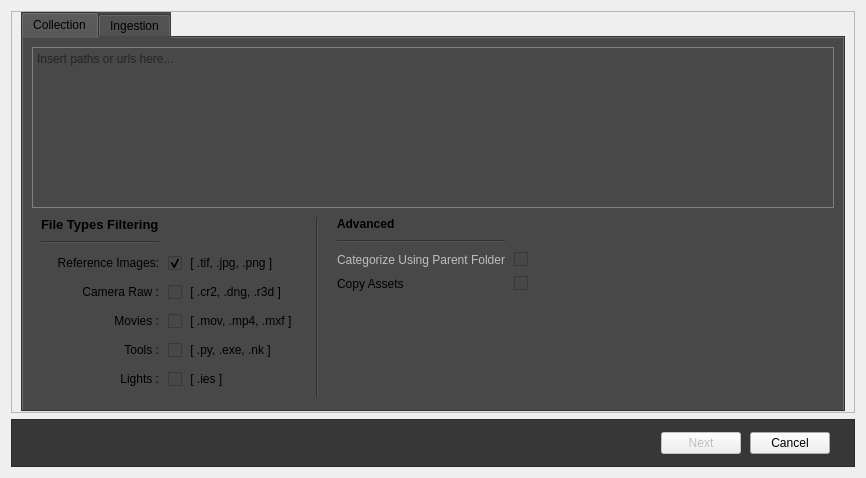
Old version of the form library/ui/ingestion.ui in the repository swillisart/Relic.
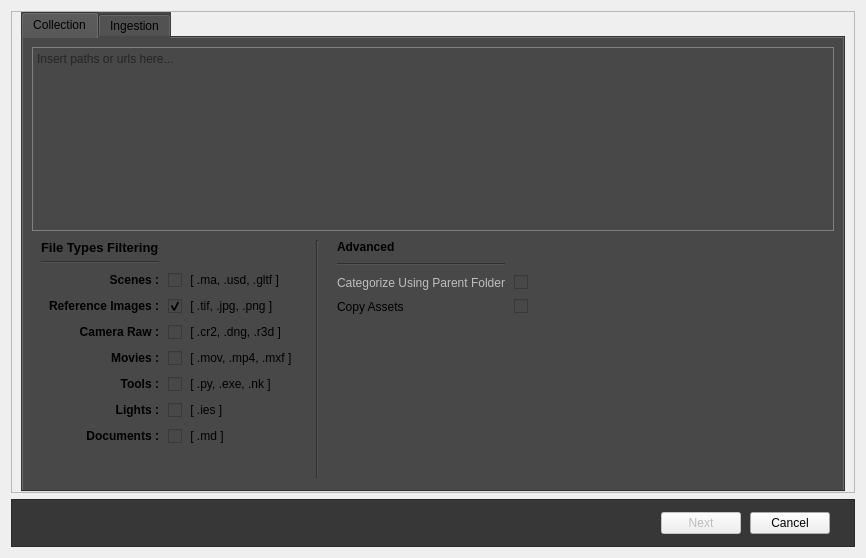
New version of the form. Icons and pictures are not drawn. Custom widgets are drawn as their Qt base class.

Commit message: markdown ingestion and icon, nuke ingest fixes.

Diff of the .ui file:
```diff
--- a/library/ui/ingestion.ui
+++ b/library/ui/ingestion.ui
@@ -7,7 +7,7 @@
     <x>0</x>
     <y>0</y>
     <width>866</width>
-    <height>478</height>
+    <height>558</height>
    </rect>
   </property>
   <property name="windowTitle">
@@ -95,14 +95,83 @@
               <property name="bottomMargin">
                <number>0</number>
               </property>
-              <item row="6" column="1">
-               <widget class="QCheckBox" name="lightsCheckBox">
-                <property name="text">
-                 <string> [ .ies ]</string>
-                </property>
-               </widget>
-              </item>
+              <property name="verticalSpacing">
+               <number>6</number>
+              </property>
               <item row="8" column="0">
+               <widget class="QLabel" name="documentsLabel">
+                <property name="font">
+                 <font>
+                  <bold>true</bold>
+                 </font>
+                </property>
+                <property name="text">
+                 <string>Documents :</string>
+                </property>
+                <property name="alignment">
+                 <set>Qt::AlignRight|Qt::AlignTrailing|Qt::AlignVCenter</set>
+                </property>
+               </widget>
+              </item>
+              <item row="3" column="1">
+               <widget class="QCheckBox" name="texturesReferencesCheckBox">
+                <property name="text">
+                 <string> [ .tif, .jpg, .png ]</string>
+                </property>
+                <property name="checked">
+                 <bool>true</bool>
+                </property>
+               </widget>
+              </item>
+              <item row="3" column="0">
+               <widget class="QLabel" name="texturesReferencesLabel">
+                <property name="font">
+                 <font>
+                  <bold>true</bold>
+                 </font>
+                </property>
+                <property name="text">
+                 <string>Reference Images :</string>
+                </property>
+                <property name="alignment">
+                 <set>Qt::AlignRight|Qt::AlignTrailing|Qt::AlignVCenter</set>
+                </property>
+                <property name="buddy">
+                 <cstring>texturesReferencesCheckBox</cstring>
+                </property>
+               </widget>
+              </item>
+              <item row="4" column="0">
+               <widget class="QLabel" name="rawLabel">
+                <property name="font">
+                 <font>
+                  <bold>true</bold>
+                 </font>
+                </property>
+                <property name="text">
+                 <string>Camera Raw :</string>
+                </property>
+                <property name="alignment">
+                 <set>Qt::AlignRight|Qt::AlignTrailing|Qt::AlignVCenter</set>
+                </property>
+               </widget>
+              </item>
+              <item row="7" column="0">
+               <widget class="QLabel" name="lightsLabel">
+                <property name="font">
+                 <font>
+                  <bold>true</bold>
+                 </font>
+                </property>
+                <property name="text">
+                 <string>Lights :</string>
+                </property>
+                <property name="alignment">
+                 <set>Qt::AlignRight|Qt::AlignTrailing|Qt::AlignVCenter</set>
+                </property>
+               </widget>
+              </item>
+              <item row="10" column="0">
                <spacer name="verticalSpacer_2">
                 <property name="orientation">
                  <enum>Qt::Vertical</enum>
@@ -115,58 +184,40 @@
                 </property>
                </spacer>
               </item>
-              <item row="4" column="0">
-               <widget class="QLabel" name="moviesLabel">
+              <item row="5" column="1">
+               <widget class="QCheckBox" name="moviesCheckBox">
                 <property name="text">
-                 <string>Movies :</string>
+                 <string> [ .mov, .mp4, .mxf ]</string>
                 </property>
-                <property name="alignment">
-                 <set>Qt::AlignRight|Qt::AlignTrailing|Qt::AlignVCenter</set>
-                </property>
                </widget>
               </item>
-              <item row="2" column="0">
-               <widget class="QLabel" name="texturesReferencesLabel">
+              <item row="7" column="1">
+               <widget class="QCheckBox" name="lightsCheckBox">
                 <property name="text">
-                 <string>Reference Images:</string>
+                 <string> [ .ies ]</string>
                 </property>
-                <property name="alignment">
-                 <set>Qt::AlignRight|Qt::AlignTrailing|Qt::AlignVCenter</set>
-                </property>
-                <property name="buddy">
-                 <cstring>texturesReferencesCheckBox</cstring>
-                </property>
                </widget>
               </item>
-              <item row="1" column="0">
-               <widget class="Line" name="line_8">
-                <property name="orientation">
-                 <enum>Qt::Horizontal</enum>
+              <item row="4" column="1">
+               <widget class="QCheckBox" name="rawCheckBox">
+                <property name="enabled">
+                 <bool>true</bool>
+                </property>
+                <property name="text">
+                 <string> [ .cr2, .dng, .r3d ]</string>
+                </property>
+                <property name="checked">
+                 <bool>false</bool>
                 </property>
                </widget>
               </item>
               <item row="6" column="0">
-               <widget class="QLabel" name="lightsLabel">
-                <property name="text">
-                 <string>Lights :</string>
-                </property>
-                <property name="alignment">
-                 <set>Qt::AlignRight|Qt::AlignTrailing|Qt::AlignVCenter</set>
-                </property>
-               </widget>
-              </item>
-              <item row="2" column="1">
-               <widget class="QCheckBox" name="texturesReferencesCheckBox">
-                <property name="text">
-                 <string> [ .tif, .jpg, .png ]</string>
-                </property>
-                <property name="checked">
-                 <bool>true</bool>
-                </property>
-               </widget>
-              </item>
-              <item row="5" column="0">
                <widget class="QLabel" name="toolsLabel">
+                <property name="font">
+                 <font>
+                  <bold>true</bold>
+                 </font>
+                </property>
                 <property name="text">
                  <string>Tools :</string>
                 </property>
@@ -175,6 +226,35 @@
                 </property>
                </widget>
               </item>
+              <item row="1" column="0">
+               <widget class="Line" name="title_line">
+                <property name="orientation">
+                 <enum>Qt::Horizontal</enum>
+                </property>
+               </widget>
+              </item>
+              <item row="8" column="1">
+               <widget class="QCheckBox" name="documentsCheckBox">
+                <property name="text">
+                 <string> [ .md ]</string>
+                </property>
+               </widget>
+              </item>
+              <item row="5" column="0">
+               <widget class="QLabel" name="moviesLabel">
+                <property name="font">
+                 <font>
+                  <bold>true</bold>
+                 </font>
+                </property>
+                <property name="text">
+                 <string>Movies :</string>
+                </property>
+                <property name="alignment">
+                 <set>Qt::AlignRight|Qt::AlignTrailing|Qt::AlignVCenter</set>
+                </property>
+               </widget>
+              </item>
               <item row="0" column="0">
                <widget class="QLabel" name="label_2">
                 <property name="font">
@@ -190,43 +270,35 @@
                 </property>
                </widget>
               </item>
-              <item row="5" column="1">
+              <item row="6" column="1">
                <widget class="QCheckBox" name="toolsCheckBox">
                 <property name="text">
                  <string> [ .py, .exe, .nk ]</string>
                 </property>
                </widget>
               </item>
-              <item row="4" column="1">
-               <widget class="QCheckBox" name="moviesCheckBox">
+              <item row="2" column="1">
+               <widget class="QCheckBox" name="scenesCheckBox">
                 <property name="text">
-                 <string> [ .mov, .mp4, .mxf ]</string>
+                 <string> [ .ma, .usd, .gltf ]</string>
                 </property>
                </widget>
               </item>
-              <item row="3" column="0">
-               <widget class="QLabel" name="rawLabel">
+              <item row="2" column="0">
+               <widget class="QLabel" name="scenesLabel">
+                <property name="font">
+                 <font>
+                  <bold>true</bold>
+                 </font>
+                </property>
                 <property name="text">
-                 <string>Camera Raw :</string>
+                 <string>Scenes :</string>
                 </property>
                 <property name="alignment">
                  <set>Qt::AlignRight|Qt::AlignTrailing|Qt::AlignVCenter</set>
                 </property>
                </widget>
               </item>
-              <item row="3" column="1">
-               <widget class="QCheckBox" name="rawCheckBox">
-                <property name="enabled">
-                 <bool>true</bool>
-                </property>
-                <property name="text">
-                 <string> [ .cr2, .dng, .r3d ]</string>
-                </property>
-                <property name="checked">
-                 <bool>false</bool>
-                </property>
-               </widget>
-              </item>
              </layout>
             </item>
             <item>
```
Left out of the diff: 2 changed lines with no effect on the pictures. The commit also changes 13 other files.
